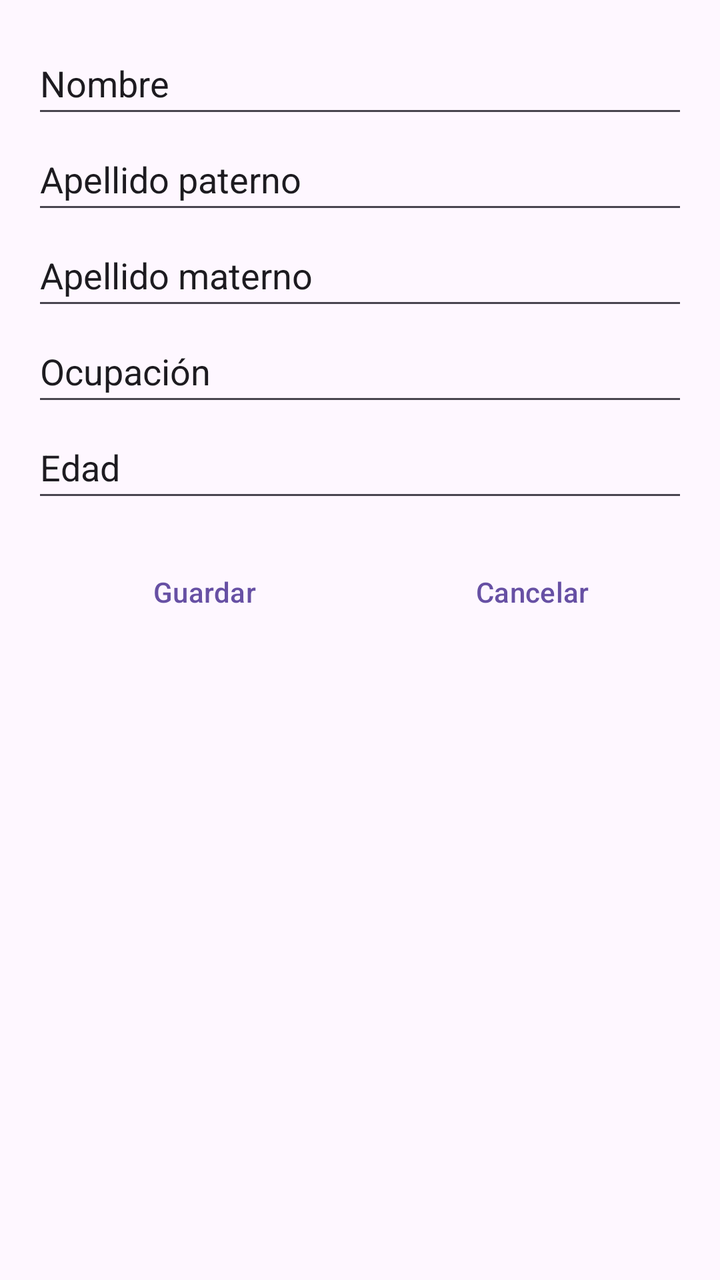
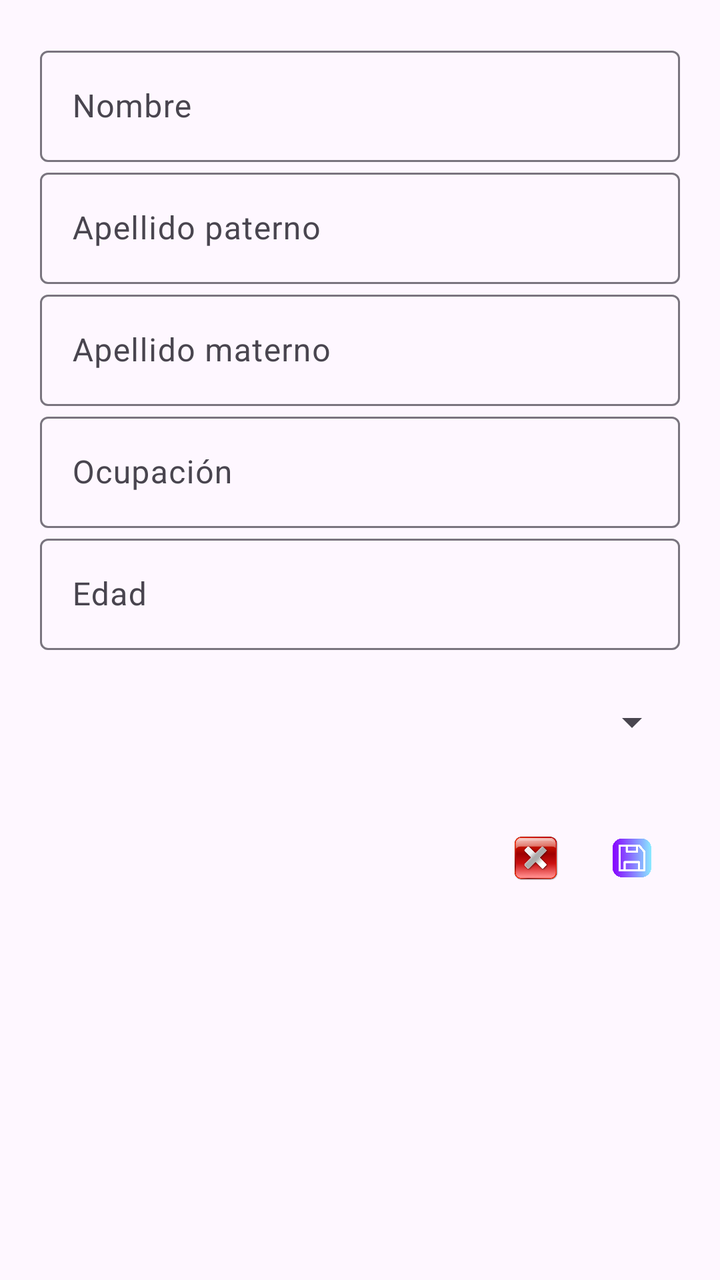

Two renders of the same Android screen: before a commit and after it. Below are the layout's source before the change and the commit's diff.
<!-- AndroidManifest.xml: application theme Theme.CRUD -->
<!-- res/layout/dialogo_formulario.xml -->
<?xml version="1.0" encoding="utf-8"?>
<ScrollView xmlns:android="http://schemas.android.com/apk/res/android"
    xmlns:tools="http://schemas.android.com/tools"
    android:layout_width="match_parent"
    android:layout_height="wrap_content"
    android:background="?attr/colorSurface"
    android:fitsSystemWindows="true"
    tools:ignore="VisualLintBounds"
    tools:targetApi="26">

    <LinearLayout
        android:layout_width="match_parent"
        android:layout_height="wrap_content"
        android:orientation="vertical"
        android:padding="16dp">

        <EditText
            android:id="@+id/etNombre"
            android:layout_width="match_parent"
            android:layout_height="wrap_content"
            android:autofillHints="givenName"
            android:hint="@string/nombre"
            android:inputType="textPersonName"
            android:minHeight="48dp"
            android:textColor="?attr/colorOnSurface"
            android:textColorHint="?attr/colorOnSurface" />

        <EditText
            android:id="@+id/etApellido1"
            android:layout_width="match_parent"
            android:layout_height="wrap_content"
            android:autofillHints="familyName"
            android:hint="@string/apellido_paterno"
            android:inputType="textPersonName"
            android:minHeight="48dp"
            android:textColor="?attr/colorOnSurface"
            android:textColorHint="?attr/colorOnSurface" />

        <EditText
            android:id="@+id/etApellido2"
            android:layout_width="match_parent"
            android:layout_height="wrap_content"
            android:autofillHints="familyName"
            android:hint="@string/apellido_materno"
            android:inputType="textPersonName"
            android:minHeight="48dp"
            android:textColor="?attr/colorOnSurface"
            android:textColorHint="?attr/colorOnSurface" />

        <EditText
            android:id="@+id/etOcupacion"
            android:layout_width="match_parent"
            android:layout_height="wrap_content"
            android:autofillHints="jobTitle"
            android:hint="@string/ocupacion"
            android:inputType="textCapSentences"
            android:minHeight="48dp"
            android:textColor="?attr/colorOnSurface"
            android:textColorHint="?attr/colorOnSurface" />

        <EditText
            android:id="@+id/etEdad"
            android:layout_width="match_parent"
            android:layout_height="wrap_content"
            android:hint="@string/edad"
            android:importantForAutofill="no"
            android:inputType="number"
            android:minHeight="48dp"
            android:textColor="?attr/colorOnSurface"
            android:textColorHint="?attr/colorOnSurface" />

        <LinearLayout
            style="?android:attr/buttonBarStyle"
            android:layout_width="match_parent"
            android:layout_height="wrap_content"
            android:layout_marginTop="16dp"
            android:orientation="horizontal">

            <Button
                style="?android:attr/buttonBarButtonStyle"
                android:id="@+id/btnGuardar"
                android:layout_width="0dp"
                android:layout_height="wrap_content"
                android:layout_weight="1"
                android:text="@string/guardar" />

            <Button
                style="?android:attr/buttonBarButtonStyle"
                android:id="@+id/btnCancelar"
                android:layout_width="0dp"
                android:layout_height="wrap_content"
                android:layout_weight="1"
                android:text="@string/cancelar" />
        </LinearLayout>
    </LinearLayout>
</ScrollView>
<!-- resources referenced by this layout -->
<resources>
  <string name="apellido_materno">Apellido materno</string>
  <string name="apellido_paterno">Apellido paterno</string>
  <string name="cancelar">Cancelar</string>
  <string name="edad">Edad</string>
  <string name="guardar">Guardar</string>
  <string name="nombre">Nombre</string>
  <string name="ocupacion">Ocupación</string>
  <style name="Theme.CRUD" parent="Base.Theme.CRUD" />
  <style name="Base.Theme.CRUD" parent="Theme.Material3.DayNight.NoActionBar">
          
          
      </style>
</resources>

<!-- the commit's change to res/layout/dialogo_formulario.xml (unified diff, before → after) -->
@@ -1,96 +1,115 @@
 <?xml version="1.0" encoding="utf-8"?>
 <ScrollView xmlns:android="http://schemas.android.com/apk/res/android"
-    xmlns:tools="http://schemas.android.com/tools"
+    xmlns:app="http://schemas.android.com/apk/res-auto"
     android:layout_width="match_parent"
-    android:layout_height="wrap_content"
-    android:background="?attr/colorSurface"
-    android:fitsSystemWindows="true"
-    tools:ignore="VisualLintBounds"
-    tools:targetApi="26">
+    android:layout_height="wrap_content">
 
     <LinearLayout
         android:layout_width="match_parent"
         android:layout_height="wrap_content"
         android:orientation="vertical"
-        android:padding="16dp">
+        android:padding="20dp">
 
-        <EditText
-            android:id="@+id/etNombre"
+        <com.google.android.material.textfield.TextInputLayout
+            android:id="@+id/tilNombre"
             android:layout_width="match_parent"
             android:layout_height="wrap_content"
-            android:autofillHints="givenName"
-            android:hint="@string/nombre"
-            android:inputType="textPersonName"
-            android:minHeight="48dp"
-            android:textColor="?attr/colorOnSurface"
-            android:textColorHint="?attr/colorOnSurface" />
+            android:hint="@string/nombre">
+            <com.google.android.material.textfield.TextInputEditText
+                android:id="@+id/etNombre"
+                android:layout_width="match_parent"
+                android:layout_height="wrap_content"
+                android:autofillHints="givenName"
+                android:inputType="textPersonName" />
+        </com.google.android.material.textfield.TextInputLayout>
 
-        <EditText
-            android:id="@+id/etApellido1"
+        <com.google.android.material.textfield.TextInputLayout
+            android:id="@+id/tilApellido1"
             android:layout_width="match_parent"
             android:layout_height="wrap_content"
-            android:autofillHints="familyName"
-            android:hint="@string/apellido_paterno"
-            android:inputType="textPersonName"
-            android:minHeight="48dp"
-            android:textColor="?attr/colorOnSurface"
-            android:textColorHint="?attr/colorOnSurface" />
+            android:hint="@string/apellido_paterno">
+            <com.google.android.material.textfield.TextInputEditText
+                android:id="@+id/etApellido1"
+                android:layout_width="match_parent"
+                android:layout_height="wrap_content"
+                android:autofillHints="familyName"
+                android:inputType="textPersonName" />
+        </com.google.android.material.textfield.TextInputLayout>
 
-        <EditText
-            android:id="@+id/etApellido2"
+        <com.google.android.material.textfield.TextInputLayout
             android:layout_width="match_parent"
             android:layout_height="wrap_content"
-            android:autofillHints="familyName"
-            android:hint="@string/apellido_materno"
-            android:inputType="textPersonName"
-            android:minHeight="48dp"
-            android:textColor="?attr/colorOnSurface"
-            android:textColorHint="?attr/colorOnSurface" />
+            android:hint="@string/apellido_materno">
+            <com.google.android.material.textfield.TextInputEditText
+                android:id="@+id/etApellido2"
+                android:layout_width="match_parent"
+                android:layout_height="wrap_content"
+                android:autofillHints="familyName"
+                android:inputType="textPersonName" />
+        </com.google.android.material.textfield.TextInputLayout>
 
-        <EditText
-            android:id="@+id/etOcupacion"
+        <com.google.android.material.textfield.TextInputLayout
+            android:id="@+id/tilOcupacion"
             android:layout_width="match_parent"
             android:layout_height="wrap_content"
-            android:autofillHints="jobTitle"
-            android:hint="@string/ocupacion"
-            android:inputType="textCapSentences"
-            android:minHeight="48dp"
-            android:textColor="?attr/colorOnSurface"
-            android:textColorHint="?attr/colorOnSurface" />
+            android:hint="@string/ocupacion">
+            <com.google.android.material.textfield.TextInputEditText
+                android:id="@+id/etOcupacion"
+                android:layout_width="match_parent"
+                android:layout_height="wrap_content"
+                android:autofillHints="jobTitle"
+                android:inputType="textCapSentences" />
+        </com.google.android.material.textfield.TextInputLayout>
 
-        <EditText
-            android:id="@+id/etEdad"
+        <com.google.android.material.textfield.TextInputLayout
+            android:id="@+id/tilEdad"
             android:layout_width="match_parent"
             android:layout_height="wrap_content"
-            android:hint="@string/edad"
-            android:importantForAutofill="no"
-            android:inputType="number"
-            android:minHeight="48dp"
-            android:textColor="?attr/colorOnSurface"
-            android:textColorHint="?attr/colorOnSurface" />
+            android:hint="@string/edad">
+            <com.google.android.material.textfield.TextInputEditText
+                android:id="@+id/etEdad"
+                android:layout_width="match_parent"
+                android:layout_height="wrap_content"
+                android:inputType="number" />
+        </com.google.android.material.textfield.TextInputLayout>
+
+        <com.google.android.material.textfield.TextInputLayout
+            android:id="@+id/tilCategoria"
+            android:layout_width="match_parent"
+            android:layout_height="wrap_content"
+            android:layout_marginTop="8dp"
+            android:hint="@string/categoria"
+            app:boxBackgroundMode="outline">
+            <Spinner
+                android:id="@+id/spCategoria"
+                android:layout_width="match_parent"
+                android:layout_height="56dp" />
+        </com.google.android.material.textfield.TextInputLayout>
 
         <LinearLayout
-            style="?android:attr/buttonBarStyle"
             android:layout_width="match_parent"
             android:layout_height="wrap_content"
             android:layout_marginTop="16dp"
+            android:gravity="end"
             android:orientation="horizontal">
-
-            <Button
-                style="?android:attr/buttonBarButtonStyle"
+            <ImageButton
+                android:id="@+id/btnCancelar"
+                android:layout_width="48dp"
+                android:layout_height="48dp"
+                android:background="?attr/selectableItemBackgroundBorderless"
+                android:contentDescription="@string/cancelar"
+                android:padding="12dp"
+                android:scaleType="centerInside"
+                android:src="@drawable/ic_close" />
+            <ImageButton
                 android:id="@+id/btnGuardar"
-                android:layout_width="0dp"
-                android:layout_height="wrap_content"
-                android:layout_weight="1"
-                android:text="@string/guardar" />
-
-            <Button
-                style="?android:attr/buttonBarButtonStyle"
-                android:id="@+id/btnCancelar"
-                android:layout_width="0dp"
-                android:layout_height="wrap_content"
-                android:layout_weight="1"
-                android:text="@string/cancelar" />
+                android:layout_width="48dp"
+                android:layout_height="48dp"
+                android:background="?attr/selectableItemBackgroundBorderless"
+                android:contentDescription="@string/guardar"
+                android:padding="12dp"
+                android:scaleType="centerInside"
+                android:src="@drawable/ic_save" />
         </LinearLayout>
     </LinearLayout>
 </ScrollView>
<!-- resource entries referenced after the edit -->
@@ -1,8 +1,11 @@
 <!-- resources referenced by this layout -->
 <resources>
+  <!-- drawable ic_close: png bitmap (drawable, 18315 bytes) -->
+  <!-- drawable ic_save: png bitmap (drawable, 10024 bytes) -->
   <string name="apellido_materno">Apellido materno</string>
   <string name="apellido_paterno">Apellido paterno</string>
   <string name="cancelar">Cancelar</string>
+  <string name="categoria">Categoría</string>
   <string name="edad">Edad</string>
   <string name="guardar">Guardar</string>
   <string name="nombre">Nombre</string>
